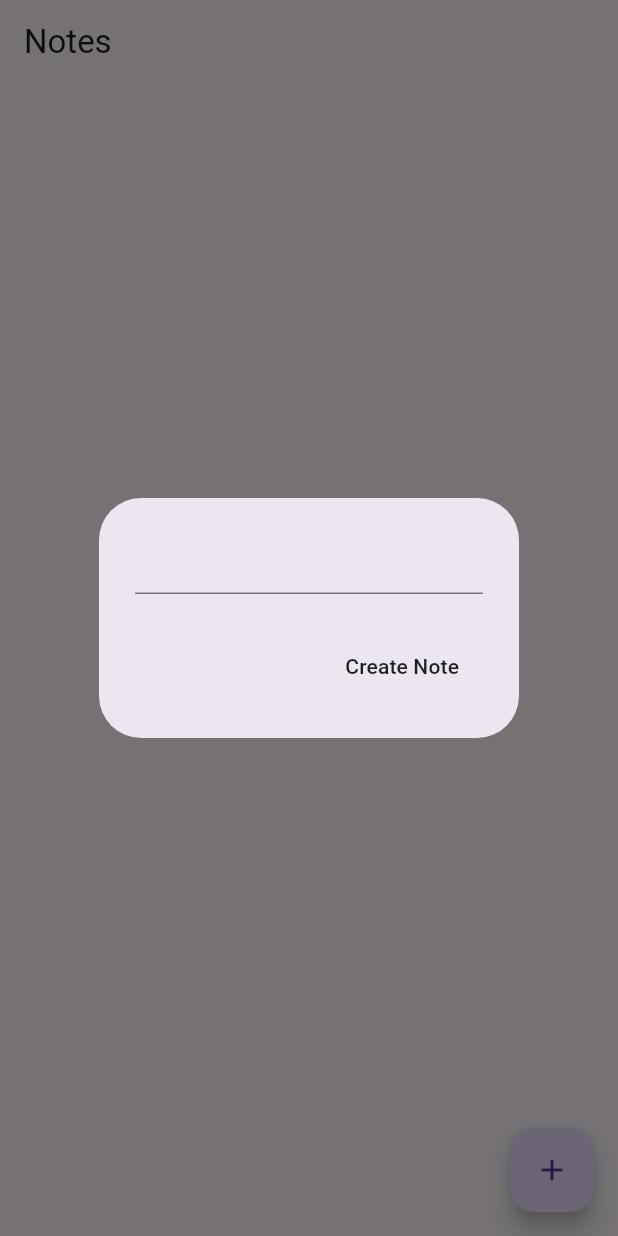
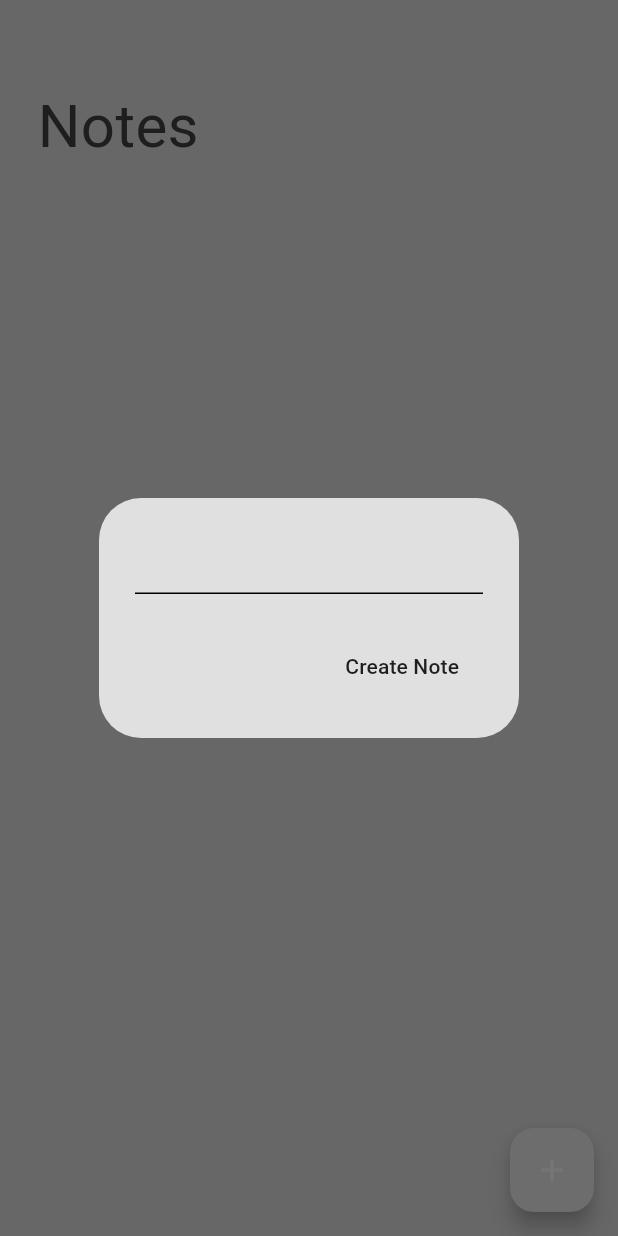
Before and after one commit to KaloyankerR/note_taking_app, a Flutter app: the screen it shows after launch, after a tap on the "add" icon, on a phone screen of 412 x 824 dp. Run offline on Flutter 3.47's test engine with Material 3 defaults, Android fonts, the phone set to English and light mode, and no system bars; our stand-ins replace google_fonts, isar; accounts and stored records are empty; generated files the repository leaves out were written again.

Commit message:
theme and crud operations added

```diff
--- a/lib/main.dart
+++ b/lib/main.dart
@@ -1,18 +1,17 @@
 import 'package:flutter/material.dart';
 import 'package:note_taking_app/models/note_database.dart';
 import 'package:note_taking_app/pages/notes_page.dart';
+import 'package:note_taking_app/theme/theme_provider.dart';
 import 'package:provider/provider.dart';
 
 void main() async {
   WidgetsFlutterBinding.ensureInitialized();
   await NoteDatabase.initialize();
 
-  runApp(
-    ChangeNotifierProvider(
-      create: (context) => NoteDatabase(),
-      child: const MyApp(),
-    ),
-  );
+  runApp(MultiProvider(providers: [
+    ChangeNotifierProvider(create: (context) => NoteDatabase()),
+    ChangeNotifierProvider(create: (context) => ThemeProvider()),
+  ], child: const MyApp()));
 }
 
 class MyApp extends StatelessWidget {
@@ -20,9 +19,10 @@ class MyApp extends StatelessWidget {
 
   @override
   Widget build(BuildContext context) {
-    return const MaterialApp(
+    return MaterialApp(
       debugShowCheckedModeBanner: false,
-      home: NotesPage(),
+      theme: Provider.of<ThemeProvider>(context).themeData,
+      home: const NotesPage(),
     );
   }
 }
--- a/lib/models/note_database.dart
+++ b/lib/models/note_database.dart
@@ -16,6 +16,7 @@ class NoteDatabase extends ChangeNotifier {
   Future<void> addNote(String textFromUser) async {
     final newNote = Note()..text = textFromUser;
     await isar.writeTxn(() => isar.notes.put(newNote));
+    await fetchNotes();
   }
 
   Future<void> fetchNotes() async {
--- a/lib/pages/notes_page.dart
+++ b/lib/pages/notes_page.dart
@@ -1,4 +1,5 @@
 import 'package:flutter/material.dart';
+import 'package:google_fonts/google_fonts.dart';
 import 'package:note_taking_app/models/note.dart';
 import 'package:note_taking_app/models/note_database.dart';
 import 'package:provider/provider.dart';
@@ -28,6 +29,7 @@ class _NotesPageState extends State<NotesPage> {
           MaterialButton(
             onPressed: () {
               context.read<NoteDatabase>().addNote(textController.text);
+              textController.clear();
               Navigator.pop(context);
             },
             child: const Text('Create Note'),
@@ -41,6 +43,33 @@ class _NotesPageState extends State<NotesPage> {
     context.read<NoteDatabase>().fetchNotes();
   }
 
+  void updateNote(Note note) {
+    textController.text = note.text;
+    showDialog(
+      context: context,
+      builder: (context) => AlertDialog(
+        title: const Text("Update Note"),
+        content: TextField(controller: textController),
+        actions: [
+          MaterialButton(
+            onPressed: () {
+              context
+                  .read<NoteDatabase>()
+                  .updateNote(note.id, textController.text);
+              textController.clear();
+              Navigator.pop(context);
+            },
+            child: const Text("Update"),
+          )
+        ],
+      ),
+    );
+  }
+
+  void deleteNote(int id) {
+    context.read<NoteDatabase>().deleteNote(id);
+  }
+
   @override
   Widget build(BuildContext context) {
     final noteDatabase = context.watch<NoteDatabase>();
@@ -48,20 +77,51 @@ class _NotesPageState extends State<NotesPage> {
     List<Note> currentNotes = noteDatabase.currentNotes;
 
     return Scaffold(
-      appBar: AppBar(title: const Text('Notes')),
+      appBar: AppBar(
+        elevation: 0,
+        backgroundColor: Colors.transparent,
+      ),
+      backgroundColor: Theme.of(context).colorScheme.surface,
       floatingActionButton: FloatingActionButton(
         onPressed: createNote,
         child: const Icon(Icons.add),
       ),
-      body: ListView.builder(
+      body: Column(
+        crossAxisAlignment: CrossAxisAlignment.start,
+        children: [
+          Padding(
+            padding: const EdgeInsets.only(left: 25.0),
+            child: Text('Notes',
+                style: GoogleFonts.dmSerifText(
+                  fontSize: 40,
+                  color: Theme.of(context).colorScheme.inversePrimary,
+                )),
+          ),
+          Expanded(
+            child: ListView.builder(
                 itemCount: currentNotes.length,
                 itemBuilder: (context, index) {
                   final note = currentNotes[index];
 
                   return ListTile(
                     title: Text(note.text),
+                    trailing: Row(
+                      mainAxisSize: MainAxisSize.min,
+                      mainAxisAlignment: MainAxisAlignment.end,
+                      children: [
+                        IconButton(
+                            onPressed: () => updateNote(note),
+                            icon: const Icon(Icons.edit)),
+                        IconButton(
+                            onPressed: () => deleteNote(note.id),
+                            icon: const Icon(Icons.delete)),
+                      ],
+                    ),
                   );
                 }),
+          ),
+        ],
+      ),
     );
   }
 }
--- /dev/null
+++ b/lib/theme/theme.dart
@@ -0,0 +1,23 @@
+import 'package:flutter/material.dart';
+
+ThemeData lightMode = ThemeData(
+  brightness: Brightness.light,
+  colorScheme: ColorScheme.light(
+    // background: Colors.grey.shade300,
+    surface: Colors.grey.shade300,
+    primary: Colors.grey.shade200,
+    secondary: Colors.grey.shade400,
+    inversePrimary: Colors.grey.shade800,
+  ),
+);
+
+ThemeData darkMode = ThemeData(
+  brightness: Brightness.dark,
+  colorScheme: ColorScheme.light(
+    // background: Colors.grey.shade900,
+    surface: Colors.grey.shade900,
+    primary: Colors.grey.shade800,
+    secondary: Colors.grey.shade700,
+    inversePrimary: Colors.grey.shade300,
+  ),
+);
--- /dev/null
+++ b/lib/theme/theme_provider.dart
@@ -0,0 +1,23 @@
+import 'package:flutter/material.dart';
+import 'package:note_taking_app/theme/theme.dart';
+
+class ThemeProvider with ChangeNotifier {
+  ThemeData _themeData = lightMode;
+
+  ThemeData get themeData => _themeData;
+
+  bool get isDarkMode => _themeData.brightness == Brightness.dark;
+
+  set themeData(ThemeData themeData) {
+    _themeData = themeData;
+    notifyListeners();
+  }
+
+  void toggleTheme() {
+    if (_themeData == lightMode) {
+      themeData = darkMode;
+    } else {
+      themeData = lightMode;
+    }
+  }
+}
--- a/pubspec.yaml
+++ b/pubspec.yaml
@@ -39,6 +39,7 @@ dependencies:
   isar_flutter_libs: ^3.1.0+1
   path_provider: ^2.1.3
   provider: ^6.1.2
+  google_fonts: ^6.2.1
 
 dev_dependencies:
   flutter_test:
```
Also changed, not shown: pubspec.lock. Lines whose indentation alone changed are shown as unchanged.
